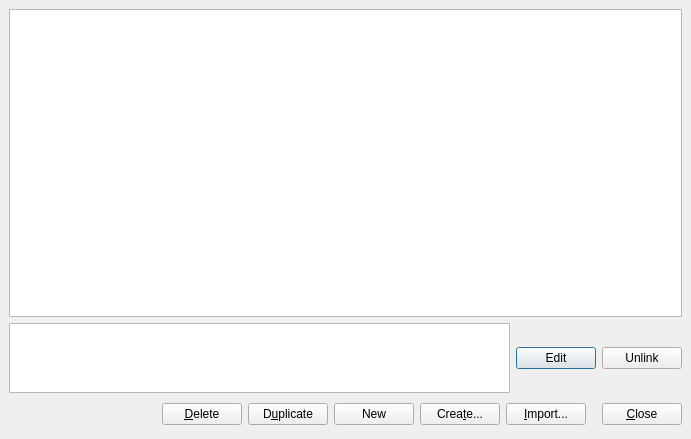
The window that dialogs/dataedit.ui (veusz/veusz) describes before a commit, drawn with Qt 5.
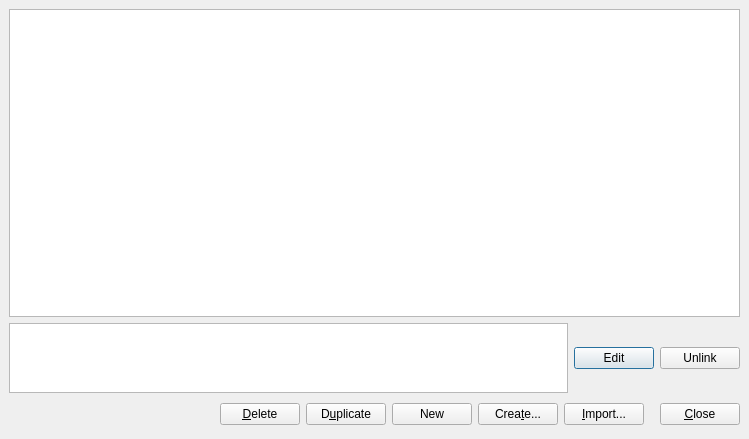
The same window after the commit.

Commit message: Make tree dataset editor size look better in data edit dialog

The edit to the form file:
```diff
--- a/dialogs/dataedit.ui
+++ b/dialogs/dataedit.ui
@@ -7,7 +7,7 @@
    <rect>
     <x>0</x>
     <y>0</y>
-    <width>691</width>
+    <width>749</width>
     <height>439</height>
    </rect>
   </property>
```
The commit also changes 1 other file.
